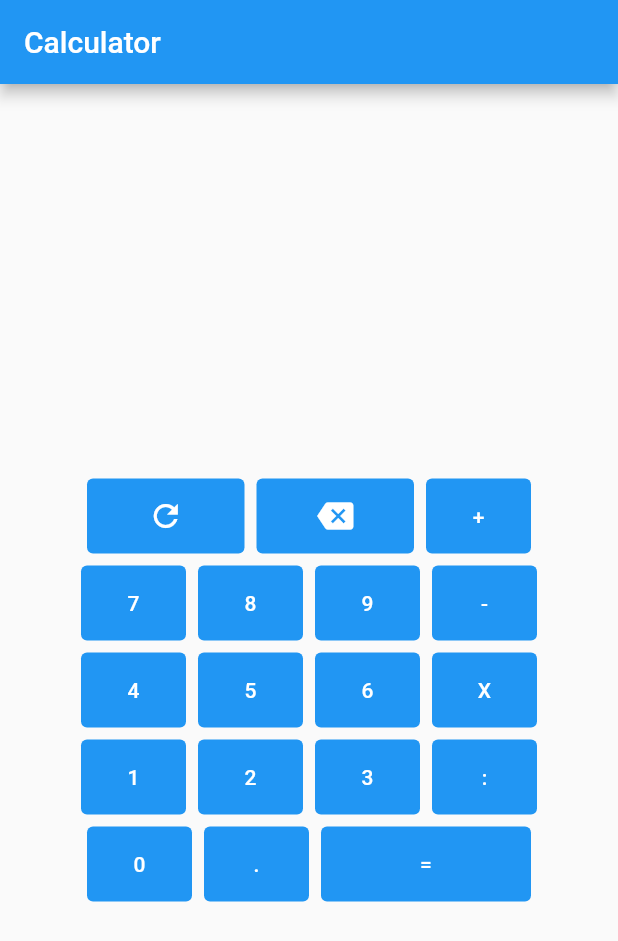
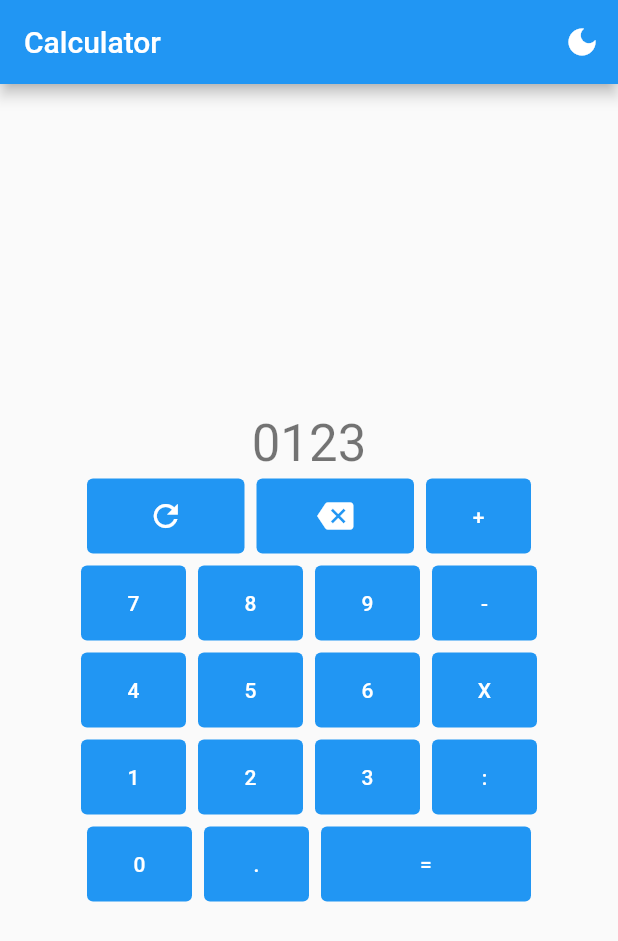
Before and after one commit to RobertNeat/calculator_basic, a Flutter app: the screen it shows after launch, on a phone screen of 412 x 824 dp. Shown: the top 941 px of the screen. Run offline on Flutter 3.47's test engine with Material 2 defaults, Android fonts, the phone set to English and light mode, and no system bars.

Commit message:
added_dark_mode

```diff
--- a/lib/main.dart
+++ b/lib/main.dart
@@ -6,20 +6,25 @@ void main() {
 }
 
 class MyApp extends StatelessWidget {
-  //static final ValueNotifier<ThemeMode> themeNotifier =
-  //    ValueNotifier(ThemeMode.light);
+  static final ValueNotifier<ThemeMode> themeNotifier =
+      ValueNotifier(ThemeMode.light);
 
   const MyApp({super.key});
 
   @override
   Widget build(BuildContext context) {
-    return MaterialApp(
-      title: 'Flutter Demo',
-      theme: ThemeData(
-        primarySwatch: Colors.blue,
-      ),
-      home: const MyHomePage(title: 'Calculator'),
-    );
+    return ValueListenableBuilder<ThemeMode>(
+        valueListenable: themeNotifier,
+        builder: (_, ThemeMode currentMode, __) {
+          return MaterialApp(
+            debugShowCheckedModeBanner: false, // Remove the debug banner
+            title: 'Flutter demo',
+            theme: ThemeData(primarySwatch: Colors.blue), //ThemeData.dark()
+            darkTheme: ThemeData.dark(),
+            themeMode: currentMode,
+            home: const MyHomePage(title: 'Calculator'),
+          );
+        });
   }
 }
 
@@ -34,7 +39,7 @@ class MyHomePage extends StatefulWidget {
 
 class _MyHomePageState extends State<MyHomePage> {
   String _number =
-      ""; //dodawanie cyfr do końca liczby (to się wyświetla na ekranie)
+      "0123"; //dodawanie cyfr do końca liczby (to się wyświetla na ekranie)
   double _outcome = 0;
   int _operation =
       0; //jakiś switch będzie przy "=" który w zależności od wyboru wykona daną operację
@@ -103,6 +108,9 @@ class _MyHomePageState extends State<MyHomePage> {
   - zapis liczby pierwszej (dodanie na koniec ciągu znakowego _number wpisanej cyfry)
   - działanie (konwersja liczby pierwszej do liczby zmiennoprzecinkowej i zapis do zmiennej _outcome), wpisanie do zmiennej _operation cyfry w zależności od której będzie wykonana operacja
   - wynik (konwersja drugiego ciągu znaków do liczby, i jakiś switch który wykonuje odpowiednią operację, aktualizacja wyświetlacza)
+
+  *ograniczyć długość liczby wpisywanej
+  jednokrotne wykorzystnie kropki
    */
 
   @override
@@ -111,13 +119,26 @@ class _MyHomePageState extends State<MyHomePage> {
     return Scaffold(
       appBar: AppBar(
         title: Text(widget.title),
+        actions: [
+          IconButton(
+            icon: Icon(MyApp.themeNotifier.value == ThemeMode.light
+                ? Icons.dark_mode
+                : Icons.light_mode),
+            onPressed: () {
+              MyApp.themeNotifier.value =
+                  MyApp.themeNotifier.value == ThemeMode.light
+                      ? ThemeMode.dark
+                      : ThemeMode.light;
+            },
+          ),
+        ],
       ),
       body: Center(
         child: Column(
           mainAxisAlignment: MainAxisAlignment.center,
           children: <Widget>[
             Text(
-              '$_number',
+              "$_number", //$_number
               style: Theme.of(context).textTheme.headlineMedium,
             ),
             Row(
```
